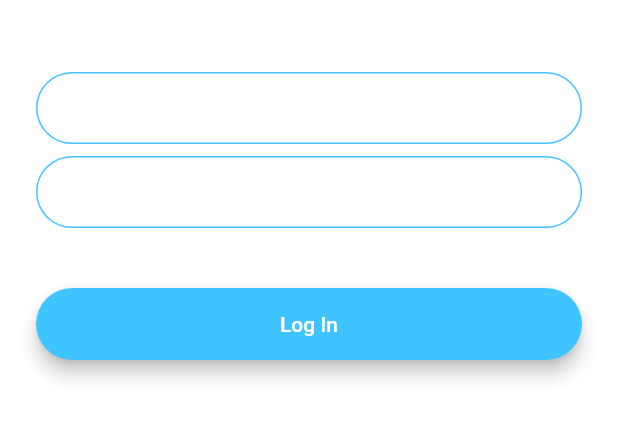
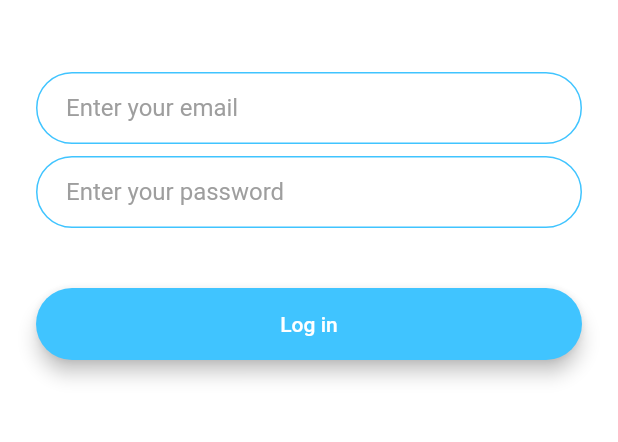
Before and after one commit to nestorsgarzonc/flash-chat-flutter, a Flutter app: the screen it shows after launch, after a tap on "Log In", on a phone screen of 412 x 824 dp, the part 576-1018 px from its top. Run offline on Flutter 3.47's test engine with Material 2 defaults, Android fonts, the phone set to English and light mode, and no system bars; our stand-ins replace animated_text_kit.

Commit message:
refactoring code

```diff
--- a/lib/constants.dart
+++ b/lib/constants.dart
@@ -14,9 +14,35 @@ const kMessageTextFieldDecoration = InputDecoration(
   hintText: 'Type your message here',
   border: InputBorder.none,
 );
+const String imageLogo = 'images/logo.png';
 const kMessageContainerDecoration = BoxDecoration(
   border: Border(
     top: BorderSide(color: Colors.lightBlueAccent, width: 2.0),
+  ),
+);
+
+final kInputDecorationTheme = InputDecorationTheme(
+  hintStyle: TextStyle(color: Colors.grey),
+  border: OutlineInputBorder(
+    borderRadius: BorderRadius.all(Radius.circular(32.0)),
+  ),
+  contentPadding: EdgeInsets.symmetric(
+    vertical: 10.0,
+    horizontal: 20.0,
+  ),
+  enabledBorder: OutlineInputBorder(
+    borderSide: BorderSide(
+      color: Colors.lightBlueAccent,
+      width: 1.0,
+    ),
+    borderRadius: BorderRadius.all(Radius.circular(32.0)),
+  ),
+  focusedBorder: OutlineInputBorder(
+    borderSide: BorderSide(
+      color: Colors.lightBlueAccent,
+      width: 2.0,
+    ),
+    borderRadius: BorderRadius.all(Radius.circular(32.0)),
   ),
 );
 
--- a/lib/main.dart
+++ b/lib/main.dart
@@ -13,6 +13,8 @@ class MyApp extends StatelessWidget {
         textTheme: TextTheme(
           body1: TextStyle(color: Colors.black54),
         ),
+        scaffoldBackgroundColor: Colors.white,
+        inputDecorationTheme: kInputDecorationTheme,
       ),
       title: 'Material App',
       initialRoute: WelcomeScreen.id,
--- a/lib/screens/login_screen.dart
+++ b/lib/screens/login_screen.dart
@@ -1,3 +1,7 @@
+import 'package:flash_chat_flutter/widgets/botton_login.dart';
+import 'package:flash_chat_flutter/widgets/email_text_field.dart';
+import 'package:flash_chat_flutter/widgets/hero_logo.dart';
+import 'package:flash_chat_flutter/widgets/password_text_field.dart';
 import 'package:flutter/material.dart';
 
 class LoginScreen extends StatefulWidget {
@@ -17,76 +21,15 @@ class _LoginScreenState extends State<LoginScreen> {
           mainAxisAlignment: MainAxisAlignment.center,
           crossAxisAlignment: CrossAxisAlignment.stretch,
           children: <Widget>[
-            Hero(
-              child: Container(
-                height: 200.0,
-                child: Image.asset('images/logo.png'),
-              ),
-              tag: 'logo',
-            ),
+            HeroLogo(),
             SizedBox(height: 48.0),
-            TextField(
-              onChanged: (value) {},
-              decoration: InputDecoration(
-                hintText: 'Enter your email',
-                contentPadding: EdgeInsets.symmetric(
-                  vertical: 10.0,
-                  horizontal: 20.0,
-                ),
-                border: OutlineInputBorder(
-                  borderRadius: BorderRadius.all(Radius.circular(32.0)),
-                ),
-                enabledBorder: OutlineInputBorder(
-                  borderSide: BorderSide(
-                    color: Colors.lightBlueAccent,
-                    width: 1.0,
-                  ),
-                  borderRadius: BorderRadius.all(Radius.circular(32.0)),
-                ),
-                focusedBorder: OutlineInputBorder(
-                  borderSide: BorderSide(
-                    color: Colors.lightBlueAccent,
-                    width: 2.0,
-                  ),
-                  borderRadius: BorderRadius.all(Radius.circular(32.0)),
-                ),
-              ),
-            ),
+            EmailTextField(onChangedValue: (value) {}),
             SizedBox(height: 8.0),
-            TextField(
-              onChanged: (value) {},
-              decoration: InputDecoration(
-                hintText: 'Enter your password',
-                contentPadding:
-                    EdgeInsets.symmetric(vertical: 10.0, horizontal: 20.0),
-                border: OutlineInputBorder(
-                  borderRadius: BorderRadius.all(Radius.circular(32.0)),
-                ),
-                enabledBorder: OutlineInputBorder(
-                  borderSide:
-                      BorderSide(color: Colors.lightBlueAccent, width: 1.0),
-                  borderRadius: BorderRadius.all(Radius.circular(32.0)),
-                ),
-                focusedBorder: OutlineInputBorder(
-                    borderSide:
-                        BorderSide(color: Colors.lightBlueAccent, width: 2.0),
-                    borderRadius: BorderRadius.all(Radius.circular(32.0))),
-              ),
-            ),
+            PasswordTextField(onChangedValue: (value) {}),
             SizedBox(height: 24.0),
-            Padding(
-              padding: EdgeInsets.symmetric(vertical: 16.0),
-              child: Material(
-                color: Colors.lightBlueAccent,
-                borderRadius: BorderRadius.all(Radius.circular(30.0)),
-                elevation: 5.0,
-                child: MaterialButton(
-                  onPressed: () {},
-                  minWidth: 200.0,
-                  height: 42.0,
-                  child: Text('Log In'),
-                ),
-              ),
+            BottonsLogin(
+              function: () {},
+              buttonText: 'Log in',
             ),
           ],
         ),
--- a/lib/screens/welcome_screen.dart
+++ b/lib/screens/welcome_screen.dart
@@ -1,6 +1,8 @@
+import 'package:flash_chat_flutter/constants.dart';
 import 'package:animated_text_kit/animated_text_kit.dart';
 import 'package:flash_chat_flutter/screens/login_screen.dart';
 import 'package:flash_chat_flutter/screens/registration_screen.dart';
+import 'package:flash_chat_flutter/widgets/botton_login.dart';
 import 'package:flutter/material.dart';
 
 class WelcomeScreen extends StatefulWidget {
@@ -26,10 +28,7 @@ class _WelcomeScreenState extends State<WelcomeScreen>
       end: Colors.white,
     ).animate(controller);
     controller.forward();
-    controller.addListener(() {
-      setState(() {});
-      print(controller.value);
-    });
+    controller.addListener(() => setState(() {}));
   }
 
   @override
@@ -41,62 +40,46 @@ class _WelcomeScreenState extends State<WelcomeScreen>
   @override
   Widget build(BuildContext context) {
     return Scaffold(
-      backgroundColor: animation.value,
       body: Padding(
         padding: EdgeInsets.symmetric(horizontal: 24.0),
         child: Column(
           mainAxisAlignment: MainAxisAlignment.center,
           crossAxisAlignment: CrossAxisAlignment.stretch,
           children: <Widget>[
-            Row(
-              children: <Widget>[
-                Hero(
-                  tag: 'logo',
-                  child: Container(
-                      child: Image.asset('images/logo.png'), height: 60.0),
-                ),
-                TypewriterAnimatedTextKit(
-                  speed: Duration(seconds: 1 ),
-                  totalRepeatCount: 1,
-
-                  text: ['Flash Chat'],
-                  textStyle: TextStyle(fontSize: 45.0, fontWeight: FontWeight.w900),
-                ),
-              ],
+            logoApp(),
+            SizedBox(height: 48.0),
+            BottonsLogin(
+              function: () => Navigator.pushNamed(context, LoginScreen.id),
+              buttonText: 'Log In',
             ),
-            SizedBox(height: 48.0),
-            Padding(
-              padding: EdgeInsets.symmetric(vertical: 16.0),
-              child: Material(
-                elevation: 5.0,
-                color: Colors.lightBlueAccent,
-                borderRadius: BorderRadius.circular(30.0),
-                child: MaterialButton(
-                  onPressed: () => Navigator.pushNamed(context, LoginScreen.id),
-                  minWidth: 200.0,
-                  height: 42.0,
-                  child: Text('Log In'),
-                ),
-              ),
-            ),
-            Padding(
-              padding: EdgeInsets.symmetric(vertical: 16.0),
-              child: Material(
-                elevation: 5.0,
-                color: Colors.lightBlueAccent,
-                borderRadius: BorderRadius.circular(30.0),
-                child: MaterialButton(
-                  onPressed: () =>
-                      Navigator.pushNamed(context, RegistrationScreen.id),
-                  minWidth: 200.0,
-                  height: 42.0,
-                  child: Text('Register'),
-                ),
-              ),
+            BottonsLogin(
+              function: () =>
+                  Navigator.pushNamed(context, RegistrationScreen.id),
+              buttonText: 'Sign In',
             ),
           ],
         ),
       ),
     );
   }
+
+  Row logoApp() {
+    return Row(
+      children: <Widget>[
+        Hero(
+          tag: 'logo',
+          child: Container(child: Image.asset(imageLogo), height: 60.0),
+        ),
+        TypewriterAnimatedTextKit(
+          speed: Duration(seconds: 1),
+          totalRepeatCount: 1,
+          text: ['Flash Chat'],
+          textStyle: TextStyle(
+            fontSize: 45.0,
+            fontWeight: FontWeight.w900,
+          ),
+        ),
+      ],
+    );
+  }
 }
--- /dev/null
+++ b/lib/widgets/botton_login.dart
@@ -0,0 +1,25 @@
+import 'package:flutter/material.dart';
+
+class BottonsLogin extends StatelessWidget {
+  final Function function;
+  final String buttonText;
+  BottonsLogin({@required this.function, @required this.buttonText});
+
+  @override
+  Widget build(BuildContext context) {
+    return Padding(
+      padding: EdgeInsets.symmetric(vertical: 16.0),
+      child: Material(
+        elevation: 5.0,
+        color: Colors.lightBlueAccent,
+        borderRadius: BorderRadius.circular(30.0),
+        child: MaterialButton(
+          onPressed: function,
+          minWidth: 200.0,
+          height: 42.0,
+          child: Text(buttonText),
+        ),
+      ),
+    );
+  }
+}
--- /dev/null
+++ b/lib/widgets/email_text_field.dart
@@ -0,0 +1,17 @@
+import 'package:flutter/material.dart';
+
+class EmailTextField extends StatelessWidget {
+  final onChangedValue;
+  EmailTextField({@required this.onChangedValue});
+
+  @override
+  Widget build(BuildContext context) {
+    return TextField(
+      onChanged: onChangedValue,
+      style: TextStyle(color: Colors.black),
+      decoration: InputDecoration(
+        hintText: 'Enter your email',
+      ),
+    );
+  }
+}
--- /dev/null
+++ b/lib/widgets/hero_logo.dart
@@ -0,0 +1,16 @@
+import 'package:flash_chat_flutter/constants.dart';
+import 'package:flutter/material.dart';
+
+class HeroLogo extends StatelessWidget {
+  const HeroLogo({
+    Key key,
+  }) : super(key: key);
+
+  @override
+  Widget build(BuildContext context) {
+    return Hero(
+      child: Container(height: 200.0, child: Image.asset(imageLogo)),
+      tag: 'logo',
+    );
+  }
+}
--- /dev/null
+++ b/lib/widgets/password_text_field.dart
@@ -0,0 +1,18 @@
+import 'package:flutter/material.dart';
+
+class PasswordTextField extends StatelessWidget {
+  final onChangedValue;
+  PasswordTextField({@required this.onChangedValue});
+
+  @override
+  Widget build(BuildContext context) {
+    return TextField(
+      onChanged: onChangedValue,
+      style: TextStyle(color: Colors.black),
+      obscureText: true,
+      decoration: InputDecoration(
+        hintText: 'Enter your password',
+      ),
+    );
+  }
+}
```
Also changed, not shown: lib/screens/registration_screen.dart (+11 -64 lines).
